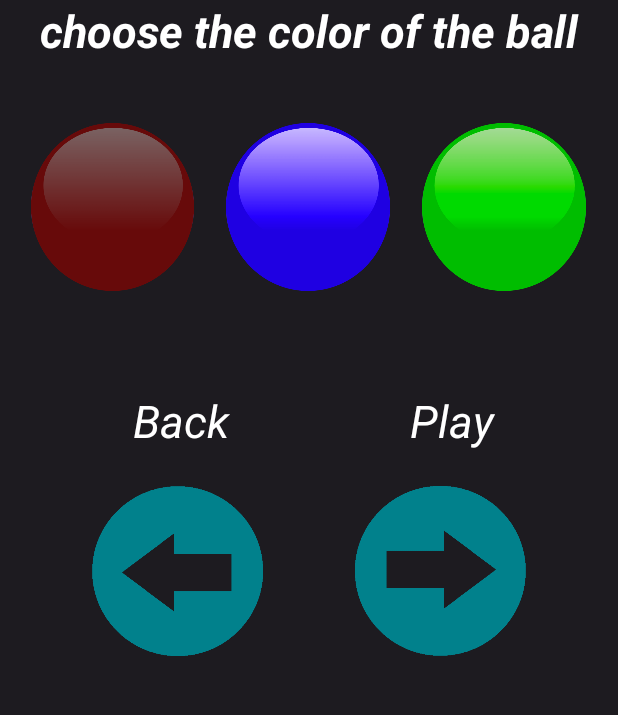
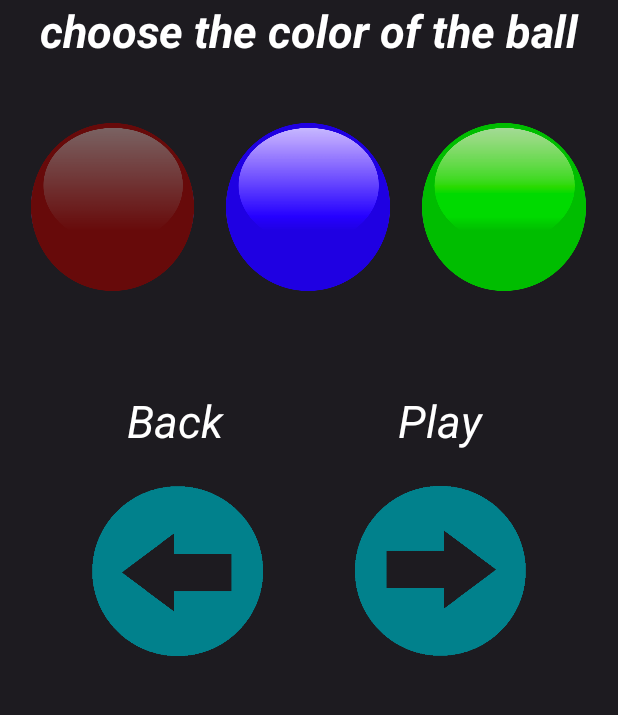
Before and after one commit to juan-montenegro/dancing-ball, an Android app: the MainSetting screen opened directly, with no data from a screen before it, on a phone screen of 412 x 824 dp, the part 136-851 px from its top. Run offline under Robolectric (Android 15) with nearby library versions, the phone set to English and light mode, and no system bars.

```diff
--- a/app/src/main/res/layout/activity_main_setting.xml
+++ b/app/src/main/res/layout/activity_main_setting.xml
@@ -117,7 +117,7 @@
 
         <TextView
             android:id="@+id/textView_chose_bn2"
-            android:layout_width="84dp"
+            android:layout_width="51dp"
             android:layout_height="wrap_content"
             android:layout_weight="1"
             android:freezesText="false"
@@ -151,7 +151,7 @@
 
         <Space
             android:layout_width="wrap_content"
-            android:layout_height="wrap_content"
+            android:layout_height="match_parent"
             android:layout_weight="1" />
 
     </LinearLayout>
```
